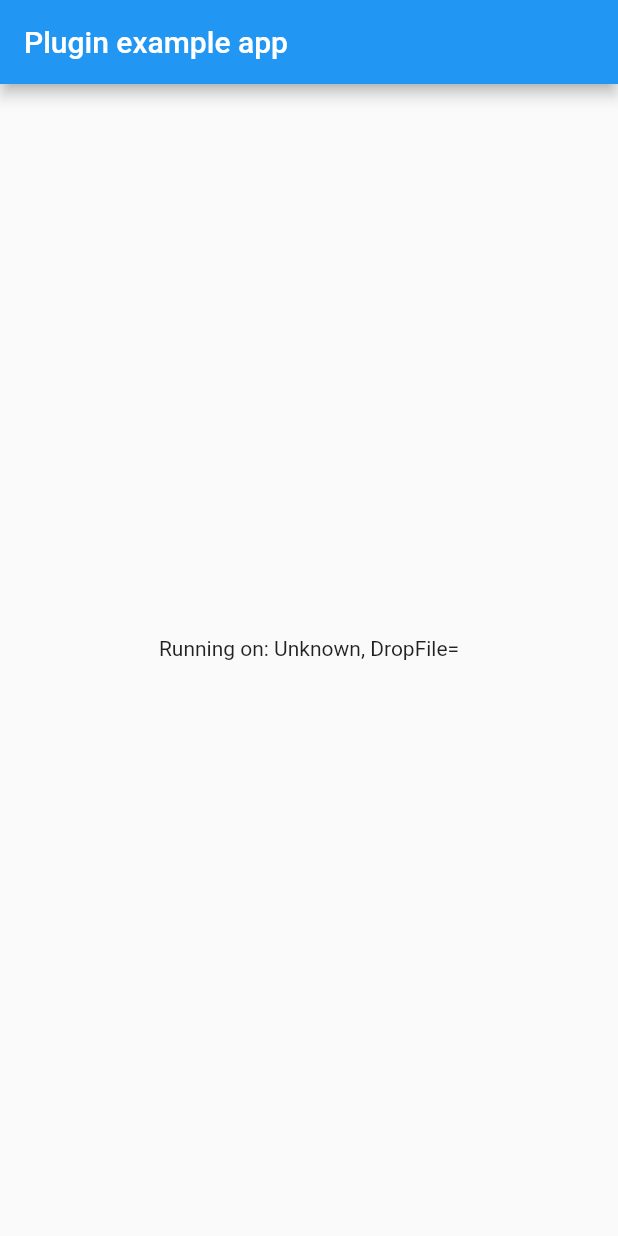
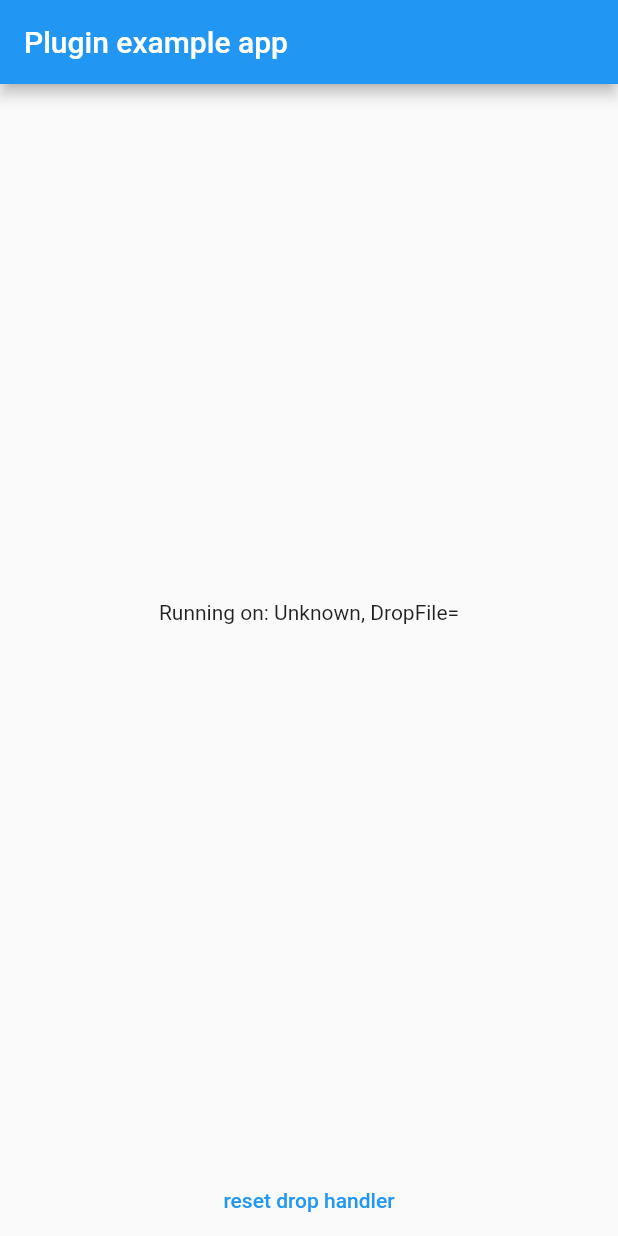
Before and after one commit to gregoryyoon/dropfiles_window, a Flutter app: the screen it shows after launch, on a phone screen of 412 x 824 dp. Run offline on Flutter 3.47's test engine with Material 2 defaults, Android fonts, the light colour scheme and no system bars.

Commit message:
added new method channel message to completely reset the drop acceptance from the window

```diff
--- a/example/lib/main.dart
+++ b/example/lib/main.dart
@@ -65,8 +65,17 @@ class _MyAppState extends State<MyApp> {
           title: const Text('Plugin example app'),
         ),
         body: Center(
-          child:
+          child: Column(
+            children: [
+              Spacer(),
               Text('Running on: $_platformVersion, DropFile=$_dropFileName\n'),
+              Spacer(),
+              TextButton(
+                onPressed: () => DropfilesWindow.modifyWindowAcceptFiles(null),
+                child: Text('reset drop handler'),
+              )
+            ],
+          ),
         ),
       ),
     );
--- a/lib/dropfiles_window.dart
+++ b/lib/dropfiles_window.dart
@@ -23,6 +23,7 @@ class DropfilesWindow {
       await _channel.invokeMethod('modifyWindowAcceptFiles');
     } else {
       _channel.setMethodCallHandler(null);
+      await _channel.invokeMethod('resetWindowAcceptFiles');
     }
   }
 }
```
Also changed, not shown: 1 other file.
